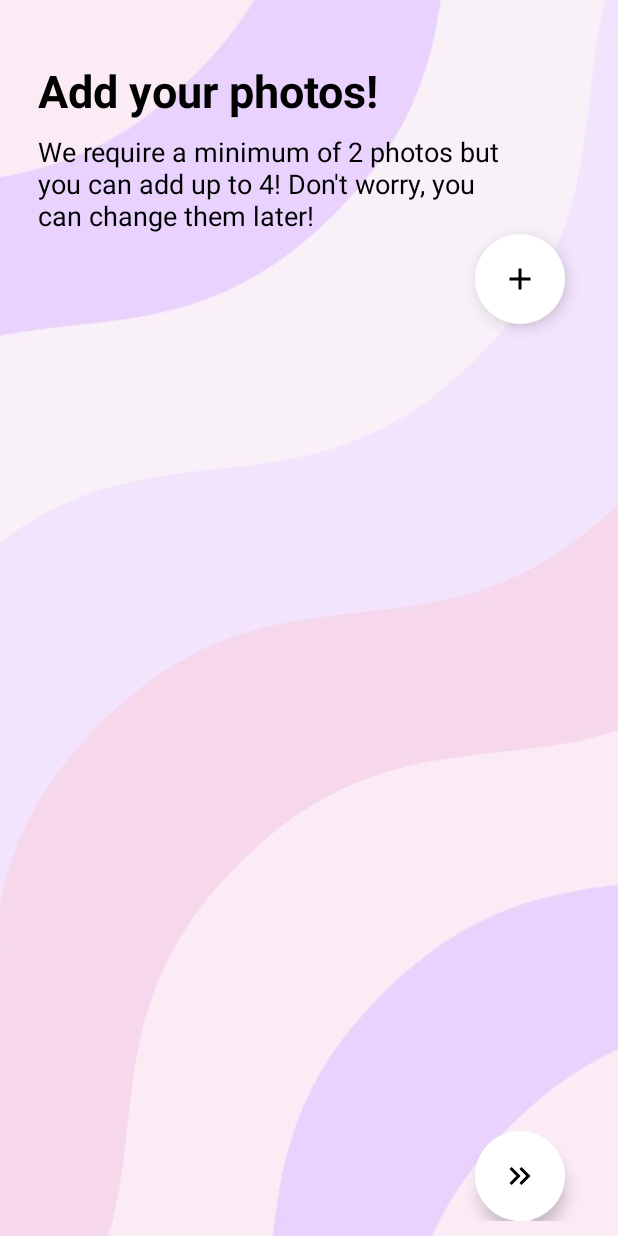
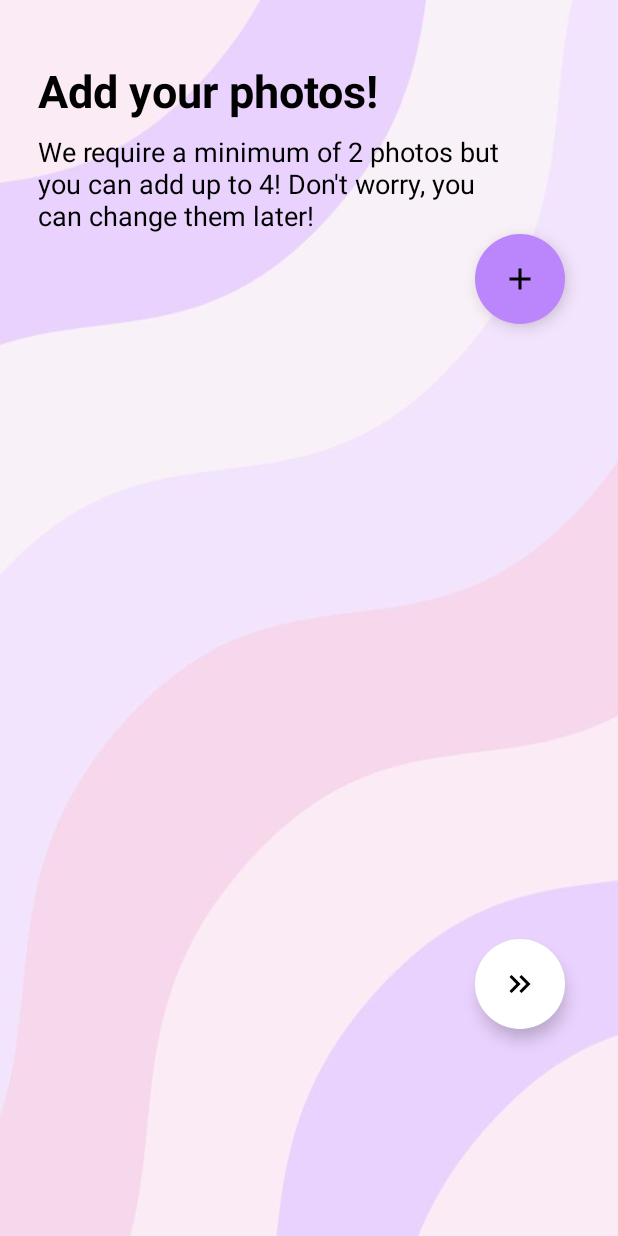
Before and after one commit to kianhk6/SFULonge, an Android app: the SetupImagesActivity screen opened directly, with no data from a screen before it, on a phone screen of 412 x 824 dp. Run offline under Robolectric (Android 15) with nearby library versions, the phone set to English and light mode, and no system bars; our stand-ins replace Firebase (no records; nobody signed in at launch, a user with empty details on screens opened directly); pictures from the network do not load.

Commit message:
Fixed Layouts and set images limit to 4
Pulled next button out of scrollview for activity_setup_basic_info.xml and fixed layout for activity_setup_images.xml

```diff
--- a/app/src/main/java/com/example/sfulounge/ui/setup/SetupImagesActivity.kt
+++ b/app/src/main/java/com/example/sfulounge/ui/setup/SetupImagesActivity.kt
@@ -34,7 +34,7 @@ class SetupImagesActivity : AppCompatActivity(), SingleChoiceDialog.SingleChoice
     private var cameraTempUri: Uri? = null
 
     companion object {
-        const val MAX_PHOTOS_LIMIT = 5
+        const val MAX_PHOTOS_LIMIT = 4
         const val MIN_PHOTOS_LIMIT = 2
     }
 
--- a/app/src/main/res/layout/activity_setup_images.xml
+++ b/app/src/main/res/layout/activity_setup_images.xml
@@ -7,21 +7,21 @@
     android:layout_height="match_parent"
     android:background="@drawable/bg_register_info">
 
-    <FrameLayout
-        android:layout_width="0dp"
-        android:layout_height="0dp"
-        app:layout_constraintBottom_toBottomOf="parent"
-        app:layout_constraintEnd_toEndOf="parent"
-        app:layout_constraintStart_toStartOf="parent"
-        app:layout_constraintTop_toTopOf="parent">
+<!--    <FrameLayout-->
+<!--        android:layout_width="0dp"-->
+<!--        android:layout_height="0dp"-->
+<!--        app:layout_constraintBottom_toBottomOf="parent"-->
+<!--        app:layout_constraintEnd_toEndOf="parent"-->
+<!--        app:layout_constraintStart_toStartOf="parent"-->
+<!--        app:layout_constraintTop_toTopOf="parent">-->
 
-        <ImageView
-            android:id="@+id/imageView"
-            android:layout_width="match_parent"
-            android:layout_height="match_parent"
-            android:scaleType="centerCrop"
-            android:src="@drawable/bg_register_info" />
-    </FrameLayout>
+<!--        <ImageView-->
+<!--            android:id="@+id/imageView"-->
+<!--            android:layout_width="match_parent"-->
+<!--            android:layout_height="match_parent"-->
+<!--            android:scaleType="centerCrop"-->
+<!--            android:src="@drawable/bg_register_info" />-->
+<!--    </FrameLayout>-->
 
     <LinearLayout
         android:layout_width="match_parent"
@@ -29,7 +29,7 @@
         android:layout_marginStart="5dp"
         android:layout_marginTop="40dp"
         android:layout_marginEnd="5dp"
-        android:layout_marginBottom="10dp"
+        android:layout_marginBottom="40dp"
         android:orientation="vertical"
         app:layout_constraintBottom_toBottomOf="parent"
         app:layout_constraintEnd_toEndOf="parent"
@@ -64,24 +64,29 @@
             android:layout_height="wrap_content"
             android:layout_gravity="end"
             android:layout_marginEnd="30dp"
-            android:layout_marginBottom="5dp"
-            android:backgroundTint="@color/white"
+            android:layout_marginBottom="10dp"
+            android:backgroundTint="@color/purple_200"
             android:clickable="true"
+            android:focusable="true"
             android:contentDescription="next"
             android:outlineAmbientShadowColor="@color/black"
             android:src="@drawable/baseline_add_24"
             app:borderWidth="0dp"
             app:fabCustomSize="60dp" />
 
+        <RelativeLayout
+            android:layout_width="match_parent"
+            android:layout_height="400dp"
+            android:paddingBottom="10dp">
         <GridView
             android:id="@+id/grid_view"
             android:layout_width="match_parent"
-            android:layout_height="0dp"
+            android:layout_height="match_parent"
             android:paddingStart="20dp"
             android:paddingEnd="20dp"
             android:stretchMode="columnWidth"
-            android:layout_weight="1"
             android:numColumns="2"/>
+        </RelativeLayout>
 <!--            tools:listitem="@layout/photo_grid_view_item"/>-->
 
         <com.google.android.material.floatingactionbutton.FloatingActionButton
@@ -90,6 +95,7 @@
             android:layout_height="wrap_content"
             android:layout_gravity="end"
             android:layout_marginEnd="30dp"
+            android:layout_marginBottom="10dp"
             android:backgroundTint="@color/white"
             android:clickable="true"
             android:focusable="true"
--- a/app/src/main/res/layout/photo_grid_view_item.xml
+++ b/app/src/main/res/layout/photo_grid_view_item.xml
@@ -3,4 +3,5 @@
     android:layout_width="match_parent"
     android:layout_height="wrap_content"
     android:scaleType="fitStart"
-    android:id="@+id/image" />
+    android:id="@+id/image"
+    android:padding="5dp"/>
```
Also changed, not shown: app/src/main/res/layout/activity_setup_basic_info.xml (+17 -8 lines).
